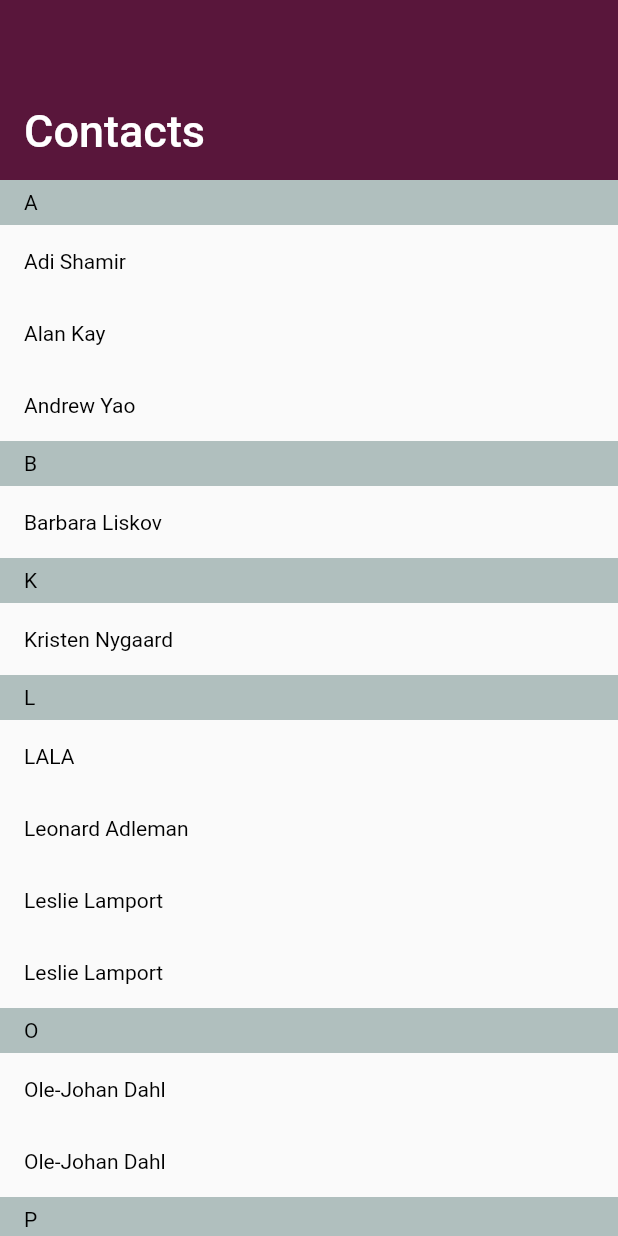
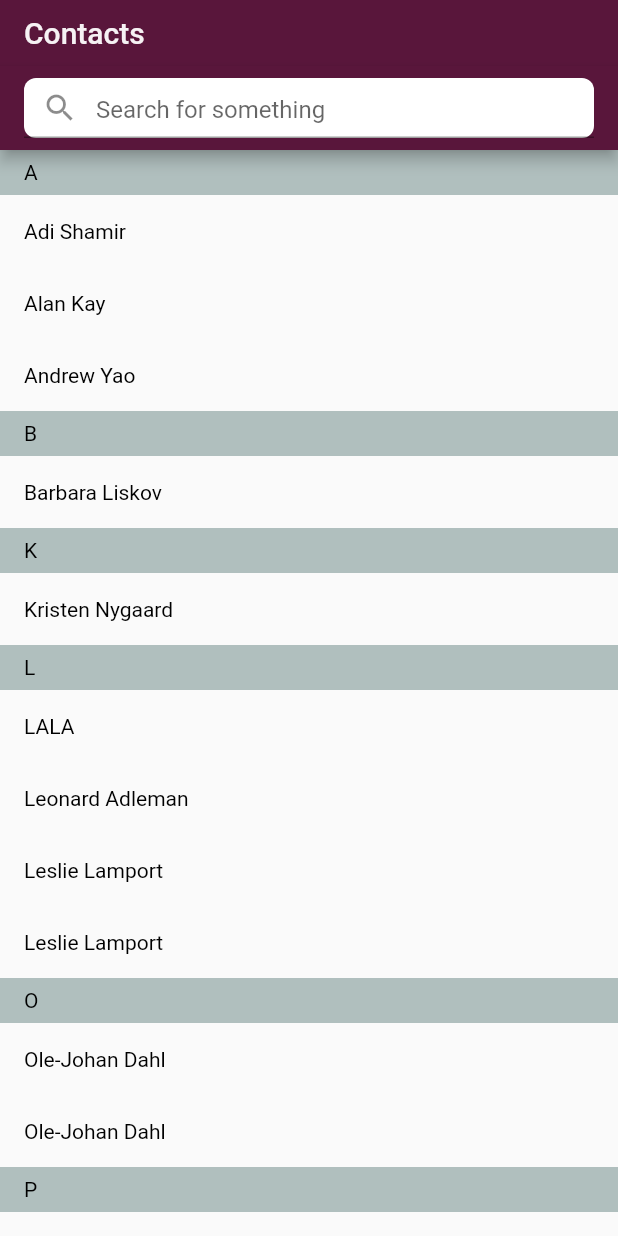
Before and after one commit to Dan-Ilies/flutter_challenge_contacts, a Flutter app: the screen it shows after launch, on a phone screen of 412 x 824 dp. Run offline on Flutter 3.47's test engine with Material 2 defaults, Android fonts, the phone set to English and light mode, and no system bars; our stand-ins replace bloc, equatable, flutter_bloc; Roboto replaces fonts that are missing (Arial).

Commit message:
Add a search field to the App Bar.

```diff
--- a/lib/infrastructure/grouped_list/grouped_list_view.dart
+++ b/lib/infrastructure/grouped_list/grouped_list_view.dart
@@ -20,11 +20,30 @@ class GroupedListView extends StatelessWidget {
         SliverAppBar(
           floating: true,
           pinned: true,
-          expandedHeight: 120,
+          expandedHeight: 100,
+          title: Text(title),
           flexibleSpace: FlexibleSpaceBar(
             title: Text(title),
             titlePadding: const EdgeInsets.all(16),
             centerTitle: false,
+          ),
+          bottom: AppBar(
+            title: Container(
+              width: double.infinity,
+              height: 40,
+              decoration: const BoxDecoration(
+                color: Colors.white,
+                borderRadius: BorderRadius.all(Radius.circular(8)),
+              ),
+              child: const Center(
+                child: TextField(
+                  decoration: InputDecoration(
+                    hintText: 'Search for something',
+                    prefixIcon: Icon(Icons.search),
+                  ),
+                ),
+              ),
+            ),
           ),
         ),
         SliverList(
```
